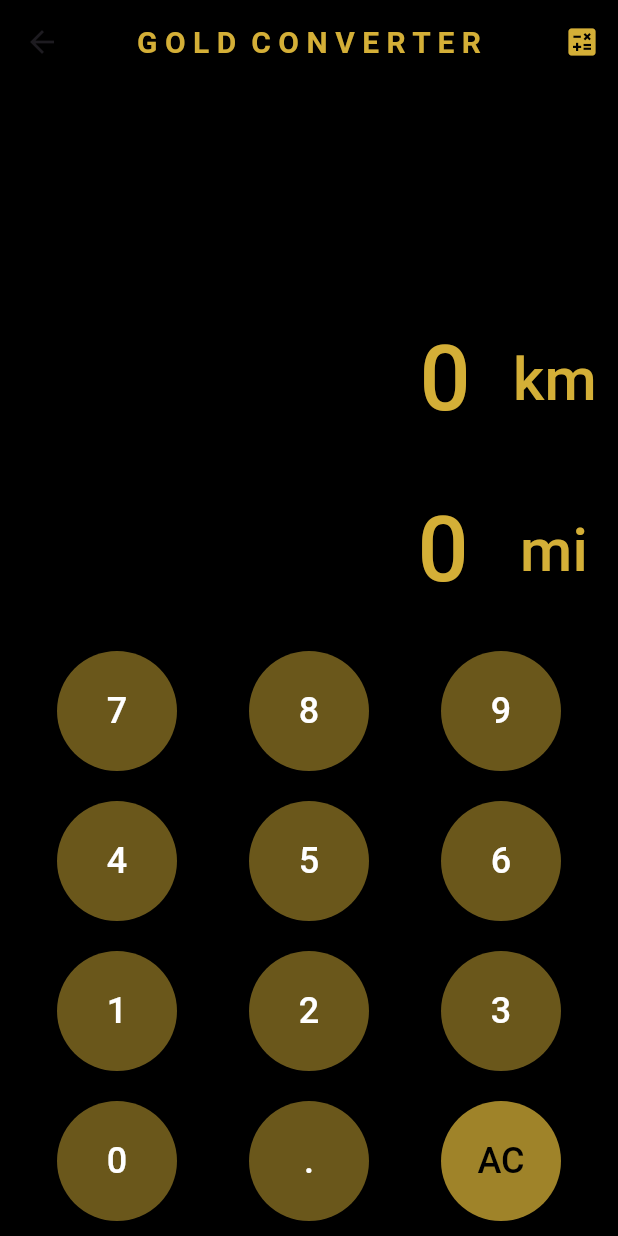
After one commit to natalignatova/calculator, a Flutter app: the MileToKm screen opened directly, after a tap on "AC", on a phone screen of 412 x 824 dp. The commit adds this screen. Run offline on Flutter 3.47's test engine with Material 3 defaults, Android fonts, the phone set to English and light mode, and no system bars; Roboto replaces fonts that are missing (Outfit).

Commit message:
km to mile converter

```diff
--- a/lib/screens/gold_calc_screen.dart
+++ b/lib/screens/gold_calc_screen.dart
@@ -1,5 +1,7 @@
 import 'package:flutter/material.dart';
 import 'package:goldcalc/widgets/clc_button.dart';
+import 'package:goldcalc/screens/mile_to_km.dart';
+
 
 
 class GoldCalcScreen extends StatefulWidget {
@@ -119,6 +121,15 @@ class _GoldCalcScreenState extends State<GoldCalcScreen> {
         ),
         backgroundColor: Color(0xFF000000),
         centerTitle: true,
+        actions: [
+          IconButton(
+            onPressed: (){
+              Navigator.of(context).push(
+                MaterialPageRoute(builder: (context) => MileToKm()));
+              },
+            icon: Icon(Icons.straighten, color: Color(0xFFD4AF37)),
+          ),
+        ],
       ),
       body: Container(
         child: Column(
--- /dev/null
+++ b/lib/screens/mile_to_km.dart
@@ -0,0 +1,223 @@
+import 'package:flutter/material.dart';
+import 'package:goldcalc/screens/gold_calc_screen.dart';
+import 'package:goldcalc/widgets/clc_button.dart';
+
+class MileToKm extends StatefulWidget {
+  const MileToKm({super.key});
+
+  @override
+  State<MileToKm> createState() => _MileToKmState();
+}
+
+class _MileToKmState extends State<MileToKm> {
+  //late double km;
+  //late double mile;
+  String txtDisplayMile = '0';
+  String txtDisplayKm = '0';
+
+  //String res = '';
+
+  final List<String> notes = ['0', '1', '2', '3', '4', '5', '6', '7', '8', '9'];
+
+  void btnClick(String btnVal) {
+    if (btnVal == 'AC') {
+      txtDisplayMile = '0';
+      txtDisplayKm = '0';
+      //res = '';
+    } else if (txtDisplayKm.length < 10 || txtDisplayMile.length < 10 ) {
+      if (btnVal == '.') {
+        if (!txtDisplayKm.contains('.')) {
+          txtDisplayKm += '.';
+        }
+      } else if (notes.contains(btnVal)) {
+        if (txtDisplayKm == '0') {
+          txtDisplayKm = btnVal;
+        } else {
+          txtDisplayKm += btnVal;
+        }
+        txtDisplayMile =
+            (double.parse(txtDisplayKm) * 0.621371).toStringAsFixed(2);
+      }
+    }
+
+    setState(() {});
+  }
+
+  @override
+  Widget build(BuildContext context) {
+    return Scaffold(
+      appBar: AppBar(
+        elevation: 0,
+        title: Text(
+          'G O L D  C O N V E R T E R',
+          style: TextStyle(
+            color: Color(0xFFD4AF37),
+            fontWeight: FontWeight.bold,
+            fontSize: 20,
+            fontFamily: 'Outfit',
+          ),
+        ),
+        backgroundColor: Color(0xFF000000),
+        centerTitle: true,
+        actions: [
+          IconButton(
+            onPressed: () {
+              Navigator.of(context).push(
+                  MaterialPageRoute(builder: (context) => GoldCalcScreen()));
+            },
+            icon: Icon(Icons.calculate, color: Color(0xFFD4AF37)),
+          ),
+        ],
+      ),
+      body: Container(
+        child: Column(
+          mainAxisAlignment: MainAxisAlignment.end,
+          children: [
+            Container(
+              child: Row(
+                mainAxisAlignment: MainAxisAlignment.end,
+                children: [
+                  Padding(
+                    padding: EdgeInsets.all(14),
+                    child: Text(
+                      txtDisplayKm,
+                      style: TextStyle(
+                        fontFamily: 'Outfit',
+                        color: Color(0xFFD4AF37),
+                        fontSize: 60,
+                        fontWeight: FontWeight.w500,
+                      ),
+                    ),
+                  ),
+                  Padding(
+                    padding: EdgeInsets.all(14),
+                    child: Text(
+                      'km',
+                      style: TextStyle(
+                        fontFamily: 'Outfit',
+                        color: Color(0xFFD4AF37),
+                        fontSize: 40,
+                        fontWeight: FontWeight.w500,
+                      ),
+                    ),
+                  ),
+                ],
+              ),
+            ),
+            Container(
+              child: Row(
+                mainAxisAlignment: MainAxisAlignment.end,
+                children: [
+                  Padding(
+                    padding: EdgeInsets.all(14),
+                    child: Text(
+                      txtDisplayMile,
+                      style: TextStyle(
+                        fontFamily: 'Outfit',
+                        color: Color(0xFFD4AF37),
+                        fontSize: 60,
+                        fontWeight: FontWeight.w500,
+                      ),
+                    ),
+                  ),
+                  Padding(
+                    padding: EdgeInsets.all(20),
+                    child: Text(
+                      'mi',
+                      style: TextStyle(
+                        fontFamily: 'Outfit',
+                        color: Color(0xFFD4AF37),
+                        fontSize: 40,
+                        fontWeight: FontWeight.w500,
+                      ),
+                    ),
+                  ),
+                ],
+              ),
+            ),
+            Row(
+              mainAxisAlignment: MainAxisAlignment.spaceEvenly,
+              children: [
+                ClcButton(
+                    txt: '7',
+                    txtclr: 0xFFFFFFFF,
+                    backclr: 0x7FD4AF37,
+                    callback: btnClick),
+                ClcButton(
+                    txt: '8',
+                    txtclr: 0xFFFFFFFF,
+                    backclr: 0x7FD4AF37,
+                    callback: btnClick),
+                ClcButton(
+                    txt: '9',
+                    txtclr: 0xFFFFFFFF,
+                    backclr: 0x7FD4AF37,
+                    callback: btnClick),
+              ],
+            ),
+            Row(
+              mainAxisAlignment: MainAxisAlignment.spaceEvenly,
+              children: [
+                ClcButton(
+                    txt: '4',
+                    txtclr: 0xFFFFFFFF,
+                    backclr: 0x7FD4AF37,
+                    callback: btnClick),
+                ClcButton(
+                    txt: '5',
+                    txtclr: 0xFFFFFFFF,
+                    backclr: 0x7FD4AF37,
+                    callback: btnClick),
+                ClcButton(
+                    txt: '6',
+                    txtclr: 0xFFFFFFFF,
+                    backclr: 0x7FD4AF37,
+                    callback: btnClick),
+              ],
+            ),
+            Row(
+              mainAxisAlignment: MainAxisAlignment.spaceEvenly,
+              children: [
+                ClcButton(
+                    txt: '1',
+                    txtclr: 0xFFFFFFFF,
+                    backclr: 0x7FD4AF37,
+                    callback: btnClick),
+                ClcButton(
+                    txt: '2',
+                    txtclr: 0xFFFFFFFF,
+                    backclr: 0x7FD4AF37,
+                    callback: btnClick),
+                ClcButton(
+                    txt: '3',
+                    txtclr: 0xFFFFFFFF,
+                    backclr: 0x7FD4AF37,
+                    callback: btnClick),
+              ],
+            ),
+            Row(
+              mainAxisAlignment: MainAxisAlignment.spaceEvenly,
+              children: [
+                ClcButton(
+                    txt: '0',
+                    txtclr: 0xFFFFFFFF,
+                    backclr: 0x7FD4AF37,
+                    callback: btnClick),
+                ClcButton(
+                    txt: '.',
+                    txtclr: 0xFFFFFFFF,
+                    backclr: 0x7FD4AF37,
+                    callback: btnClick),
+                ClcButton(
+                    txt: 'AC',
+                    txtclr: 0xFF000000,
+                    backclr: 0xBFD4AF37,
+                    callback: btnClick),
+              ],
+            ),
+          ],
+        ),
+      ),
+    );
+  }
+}
```
Also changed, not shown: 1 other file.
